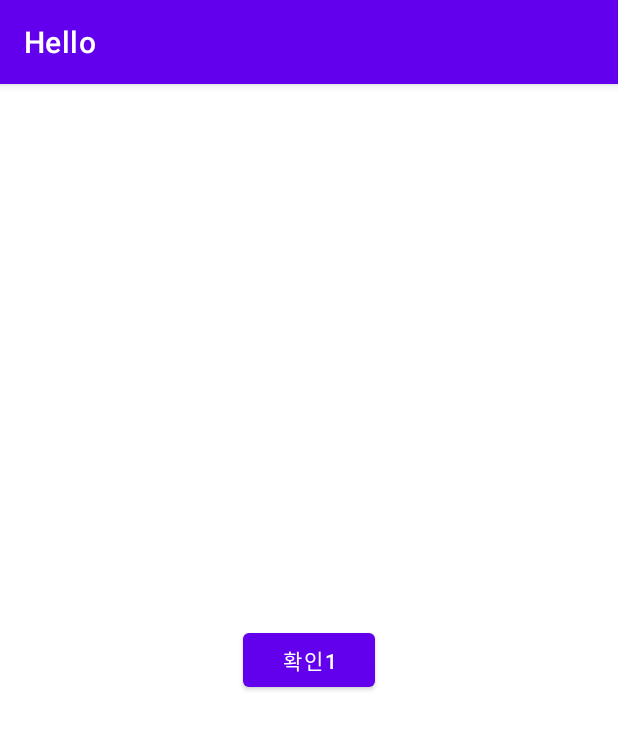
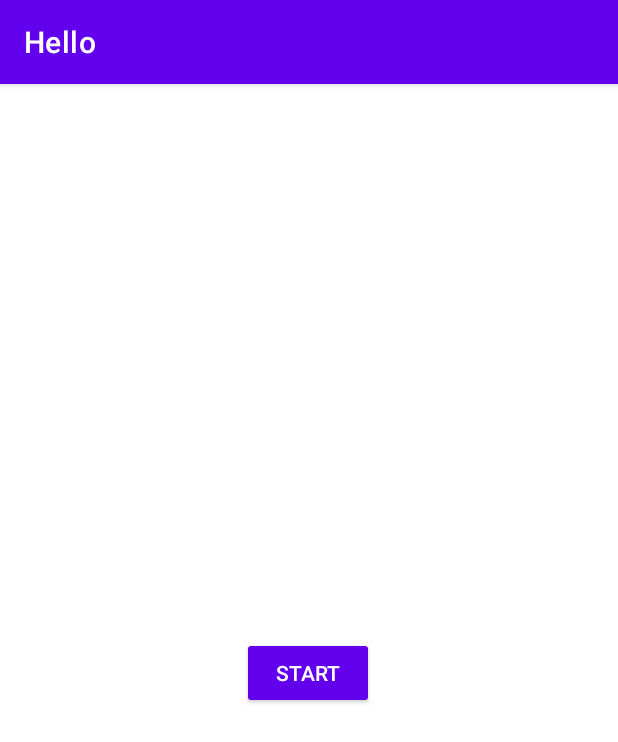
Before and after one commit to ohMySunset/Android, an Android app: the screen it shows after launch (MainActivity), on a phone screen of 412 x 824 dp. Shown: the top 742 px of the screen. Run offline under Robolectric (Android 15) with nearby library versions, the phone set to English and light mode, and no system bars.

Commit message:
Update : Button Event

```diff
--- a/FirstProject/app/src/main/java/org/techtown/hello/MainActivity.java
+++ b/FirstProject/app/src/main/java/org/techtown/hello/MainActivity.java
@@ -15,6 +15,6 @@ public class MainActivity extends AppCompatActivity {
     }
 
     public void onButton1Clicked(View v){
-        Toast.makeText(this,"확인1 버튼이 눌렸어요.", Toast.LENGTH_LONG).show();
+        Toast.makeText(this.getApplicationContext(), "확인1 버튼이 눌렸어요.", Toast.LENGTH_LONG).show();
     }
 }
--- a/FirstProject/app/src/main/res/layout/activity_main.xml
+++ b/FirstProject/app/src/main/res/layout/activity_main.xml
@@ -7,14 +7,16 @@
     tools:context=".MainActivity">
 
     <Button
-        android:id="@+id/button4"
+        android:id="@+id/button"
+        style="@style/Widget.AppCompat.Button"
         android:layout_width="wrap_content"
         android:layout_height="wrap_content"
         android:onClick="onButton1Clicked"
-        android:text="확인1"
+        android:text="start"
         app:layout_constraintBottom_toBottomOf="parent"
         app:layout_constraintEnd_toEndOf="parent"
-        app:layout_constraintHorizontal_bias="0.5"
+        app:layout_constraintHorizontal_bias="0.498"
         app:layout_constraintStart_toStartOf="parent"
-        app:layout_constraintTop_toTopOf="parent" />
+        app:layout_constraintTop_toTopOf="parent"
+        app:layout_constraintVertical_bias="0.512" />
 </androidx.constraintlayout.widget.ConstraintLayout>
```
